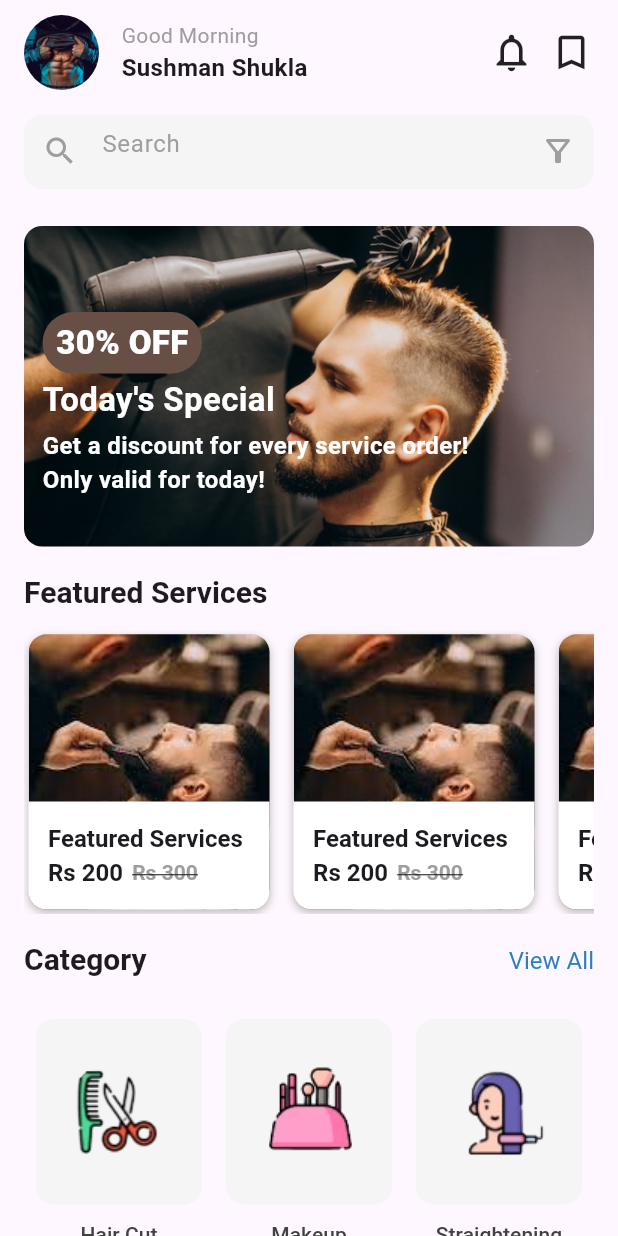
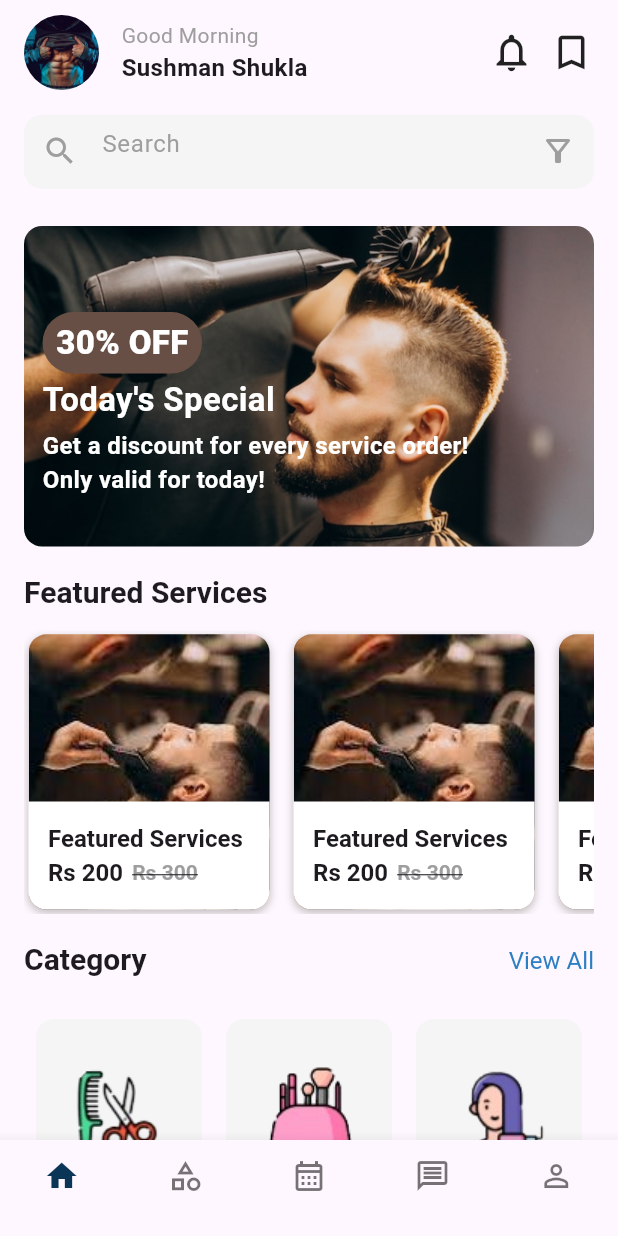
Before and after one commit to Uttkarsh-raj/Barber-Shop, a Flutter app: the screen it shows after launch, on a phone screen of 412 x 824 dp. Run offline on Flutter 3.47's test engine with Material 3 defaults, Android fonts, the light colour scheme and no system bars; our stand-ins replace firebase_core; accounts and stored records are empty.

Commit message:
ui done static

```diff
--- a/lib/main.dart
+++ b/lib/main.dart
@@ -1,5 +1,5 @@
 import 'package:flutter/material.dart';
-import 'package:hair_salon/view/home.dart';
+import 'package:hair_salon/view/main_page.dart';
 
 void main() {
   runApp(const MyApp());
@@ -17,7 +17,7 @@ class MyApp extends StatelessWidget {
         colorScheme: ColorScheme.fromSeed(seedColor: Colors.deepPurple),
         useMaterial3: true,
       ),
-      home: const HomePage(),
+      home: const MainPage(),
     );
   }
 }
--- a/lib/view/home.dart
+++ b/lib/view/home.dart
@@ -1,4 +1,5 @@
 import 'package:flutter/material.dart';
+import 'package:hair_salon/view/categories.dart';
 import 'package:hair_salon/widgets/category_listtile.dart';
 import 'package:hair_salon/widgets/featured_listitle.dart';
 import 'package:hair_salon/widgets/most_pop_listtile.dart';
@@ -243,10 +244,10 @@ class _HomePageState extends State<HomePage> {
                   ),
                 ),
                 SizedBox(height: size.height * 0.02),
-                const Row(
+                Row(
                   mainAxisAlignment: MainAxisAlignment.spaceBetween,
                   children: [
-                    Text(
+                    const Text(
                       'Category',
                       style: TextStyle(
                         // color: Colors.white,
@@ -255,13 +256,22 @@ class _HomePageState extends State<HomePage> {
                         fontWeight: FontWeight.w600,
                       ),
                     ),
-                    Text(
+                    GestureDetector(
+                      onTap: () {
+                        Navigator.of(context).push(
+                          MaterialPageRoute(
+                            builder: (context) => const CategoriesPage(),
+                          ),
+                        );
+                      },
+                      child: const Text(
                         'View All',
                         style: TextStyle(
                           color: Color.fromARGB(255, 44, 127, 195),
                           fontSize: 16,
                           letterSpacing: 0.02,
                           fontWeight: FontWeight.w400,
+                        ),
                       ),
                     ),
                   ],
--- /dev/null
+++ b/lib/view/main_page.dart
@@ -0,0 +1,79 @@
+import 'package:flutter/material.dart';
+import 'package:hair_salon/view/categories.dart';
+import 'package:hair_salon/view/home.dart';
+
+final screen = [
+  const HomePage(),
+  const CategoriesPage(),
+  const HomePage(),
+  const CategoriesPage(),
+  const HomePage(),
+];
+
+class MainPage extends StatefulWidget {
+  const MainPage({super.key});
+
+  @override
+  State<MainPage> createState() => _MainPageState();
+}
+
+class _MainPageState extends State<MainPage> {
+  int selectedIndex = 0;
+  void onItemTapped(int index) {
+    setState(() {
+      selectedIndex = index;
+    });
+  }
+
+  @override
+  Widget build(BuildContext context) {
+    return Scaffold(
+      extendBody: true,
+      bottomNavigationBar: BottomNavigationBar(
+        type: BottomNavigationBarType.fixed,
+        currentIndex: selectedIndex,
+        selectedItemColor: const Color.fromARGB(255, 10, 53, 87),
+        items: const <BottomNavigationBarItem>[
+          BottomNavigationBarItem(
+            icon: Padding(
+              padding: EdgeInsets.only(top: 5.0),
+              child: Icon(Icons.home),
+            ),
+            label: '',
+          ),
+          BottomNavigationBarItem(
+            icon: Padding(
+              padding: EdgeInsets.only(top: 5.0),
+              child: Icon(Icons.category_outlined),
+            ),
+            label: '',
+          ),
+          BottomNavigationBarItem(
+            icon: Padding(
+              padding: EdgeInsets.only(top: 5.0),
+              child: Icon(Icons.calendar_month_outlined),
+            ),
+            label: '',
+          ),
+          BottomNavigationBarItem(
+            icon: Padding(
+              padding: EdgeInsets.only(top: 5.0),
+              child: Icon(Icons.message_outlined),
+            ),
+            label: '',
+          ),
+          BottomNavigationBarItem(
+            icon: Padding(
+              padding: EdgeInsets.only(top: 5.0),
+              child: Icon(Icons.person_outline),
+            ),
+            label: '',
+          ),
+        ],
+        // type: BottomNavigationBarType.shifting,
+        onTap: onItemTapped,
+      ),
+      body: screen[selectedIndex],
+    );
+  }
+}
```
Also changed, not shown: lib/view/categories.dart (added, +71 -0 lines). Lines whose indentation alone changed are shown as unchanged.
